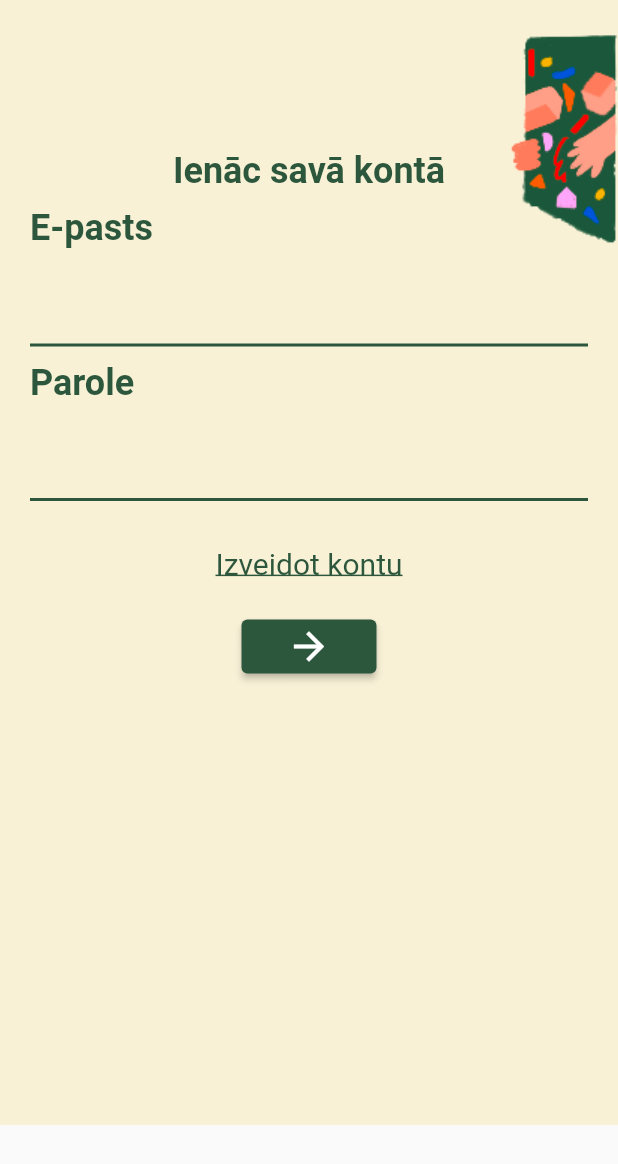
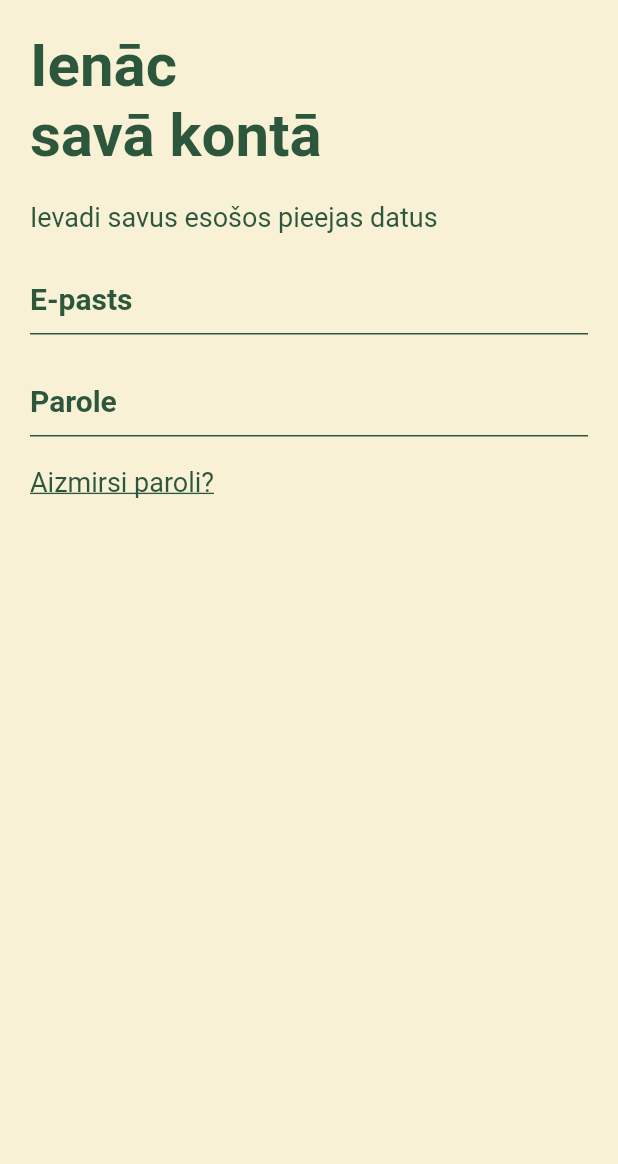
Before and after one commit to janisviksne/emori, a Flutter app: the screen it shows after launch, on a phone screen of 412 x 824 dp. Shown: the top 1164 px of the screen. Run offline on Flutter 3.47's test engine with Material 2 defaults, Android fonts, the phone set to English and light mode, and no system bars.

Commit message:
Refactored login page

```diff
--- a/lib/auth_screens/login.dart
+++ b/lib/auth_screens/login.dart
@@ -1,9 +1,9 @@
 import 'dart:convert';
 import 'dart:developer';
 
-import 'package:emori/auth_screens/register.dart';
 import 'package:emori/auth_screens/user.dart';
 import 'package:emori/utilities/auth_constants.dart';
+import 'package:flutter/cupertino.dart';
 import 'package:flutter/material.dart';
 import 'package:http/http.dart' as http;
 
@@ -35,32 +35,32 @@ class _LoginState extends State<Login> {
   @override
   Widget build(BuildContext context) {
     return Scaffold(
-      body: SingleChildScrollView(
-        child: Form(
+      resizeToAvoidBottomInset: false,
+      backgroundColor: kActiveYellow,
+      body: SafeArea(
+        child: Padding(
+          padding: const EdgeInsets.all(20.0),
+          child: Column(
+            crossAxisAlignment: CrossAxisAlignment.end,
+            children: [
+              Row(
+                mainAxisAlignment: MainAxisAlignment.start,
+                children: [
+                  kInputTextHeading('Ienāc\nsavā kontā', kActiveGreen, 40),
+                ],
+              ),
+              kSizedBox(20.0),
+              Row(
+                children: [
+                  kDescriptionText(
+                      'Ievadi savus esošos pieejas datus', kActiveGreen, 18),
+                ],
+              ),
+              kSizedBox(20.0),
+              Form(
                 key: _formKey,
                 child: Column(
                   children: [
-                Container(
-                  height: 750,
-                  width: MediaQuery.of(context).size.width,
-                  decoration: const BoxDecoration(
-                    image: DecorationImage(
-                        alignment: Alignment(1.7, -0.98),
-                        image: AssetImage(
-                            "images/auth_backgrounds/login_page_top.png")),
-                    color: kActiveYellow,
-                  ),
-                  child: Padding(
-                    padding: const EdgeInsets.all(20.0),
-                    child: Column(
-                      children: [
-                        kSizedBox(80.0),
-                        kInputTextHeading('Ienāc savā kontā', kActiveGreen, 24),
-                        kSizedBox(10.0),
-                        Align(
-                          alignment: Alignment.topLeft,
-                          child: kInputTextHeading('E-pasts', kActiveGreen, 24),
-                        ),
                     TextFormField(
                       obscureText: false,
                       controller: TextEditingController(text: user.email),
@@ -69,97 +69,55 @@ class _LoginState extends State<Login> {
                       },
                       validator: (value) {
                         if (value!.isEmpty) {
-                              return 'E-pasta lauks ir tukšs!';
+                          return 'Šis lauks nedrīkst būt tukšs!';
+                        } else if (user.password != value) {
+                          return 'Ievadītās paroles nesakrīt!';
                         }
                       },
-                          style: const TextStyle(
-                              fontSize: 20, color: kActiveGreen),
-                          decoration: const InputDecoration(
-                              errorStyle:
-                                  TextStyle(fontSize: 20, color: Colors.red),
-                              border: OutlineInputBorder(
-                                  borderSide: BorderSide.none)),
+                      style: const TextStyle(fontSize: 20, color: kActiveGreen),
+                      decoration: kInputFieldDecoration('E-pasts'),
                     ),
-                        Container(
-                          height: 2,
-                          color: kActiveGreen,
-                        ),
-                        const SizedBox(
-                          height: 10,
-                        ),
-                        Align(
-                          alignment: Alignment.topLeft,
-                          child: kInputTextHeading('Parole', kActiveGreen, 24),
-                        ),
+                    kSizedBox(20.0),
                     TextFormField(
                       obscureText: true,
                       controller:
+                          //ToDo make sure that both fields can actually use same field, maybe only use in second pass
                           TextEditingController(text: user.password),
                       onChanged: (val) {
                         user.password = val;
                       },
                       validator: (value) {
                         if (value!.isEmpty) {
-                              return 'Paroles lauks ir tukšs!';
+                          return 'Šis lauks nedrīkst būt tukšs!';
+                        } else if (user.password != value) {
+                          return 'Ievadītās paroles nesakrīt!';
                         }
                       },
-                          style: const TextStyle(
-                              fontSize: 20, color: kActiveGreen),
-                          decoration: const InputDecoration(
-                              errorStyle:
-                                  TextStyle(fontSize: 20, color: Colors.red),
-                              border: OutlineInputBorder(
-                                  borderSide: BorderSide.none)),
+                      style: const TextStyle(fontSize: 20, color: kActiveGreen),
+                      decoration: kInputFieldDecoration('Parole'),
                     ),
-                        Container(
-                          height: 2,
-                          color: kActiveGreen,
+                  ],
                 ),
-                        const SizedBox(
-                          height: 30,
               ),
-                        Center(
-                          child: InkWell(
+              kSizedBox(20.0),
+              Row(
+                children: [
+                  InkWell(
                     onTap: () {
-                              Navigator.push(
-                                  context,
-                                  MaterialPageRoute(
-                                      builder: (context) => const Register()));
+                      print('Redirect to forgot password.');
                     },
                     child: const Text(
-                              "Izveidot kontu",
+                      'Aizmirsi paroli?',
                       style: kInputFieldUnderline,
                     ),
                   ),
+                ],
               ),
-                        Row(
-                            mainAxisAlignment: MainAxisAlignment.center,
-                            children: [
-                              Container(
-                                padding: const EdgeInsets.only(top: 20.0),
-                                width: 90.0,
-                                child: ElevatedButton(
-                                  style: ElevatedButton.styleFrom(
-                                      primary: kActiveGreen),
-                                  onPressed: () {
-                                    if (_formKey.currentState!.validate()) {
-                                      save();
-                                    }
-                                  },
-                                  child: const Icon(
-                                    Icons.arrow_forward,
-                                    size: 30,
-                                  ),
-                                ),
-                              ),
-                            ]),
+              kSizedBox(20.0),
             ],
           ),
         ),
       ),
-              ],
-            )),
-      ),
     );
   }
 }
--- a/lib/auth_screens/register.dart
+++ b/lib/auth_screens/register.dart
@@ -87,9 +87,9 @@ class _RegisterState extends State<Register> {
                     TextFormField(
                       obscureText: false,
                       controller:
-                          TextEditingController(text: registerUser.password),
+                          TextEditingController(text: registerUser.email),
                       onChanged: (val) {
-                        registerUser.password = val;
+                        registerUser.email = val;
                       },
                       validator: (value) {
                         if (value!.isEmpty) {
--- a/lib/utilities/auth_constants.dart
+++ b/lib/utilities/auth_constants.dart
@@ -26,7 +26,7 @@ Container kInputFormLine(Color color) => Container(
 SizedBox kSizedBox(double size) => SizedBox(height: size);
 
 const kInputFieldUnderline = TextStyle(
-    fontSize: 20, color: kActiveGreen, decoration: TextDecoration.underline);
+    fontSize: 18, color: kActiveGreen, decoration: TextDecoration.underline);
 
 /*
 * User input field constants
--- a/pubspec.yaml
+++ b/pubspec.yaml
@@ -58,8 +58,8 @@ flutter:
 
   # To add assets to your application, add an assets section, like this:
   assets:
-    - images/auth_backgrounds/
-  #   - images/a_dot_ham.jpeg
+    - images/
+    #   - images/a_dot_ham.jpeg
 
   # An image asset can refer to one or more resolution-specific "variants", see
   # https://flutter.dev/assets-and-images/#resolution-aware.
```
Lines whose indentation alone changed are shown as unchanged.
